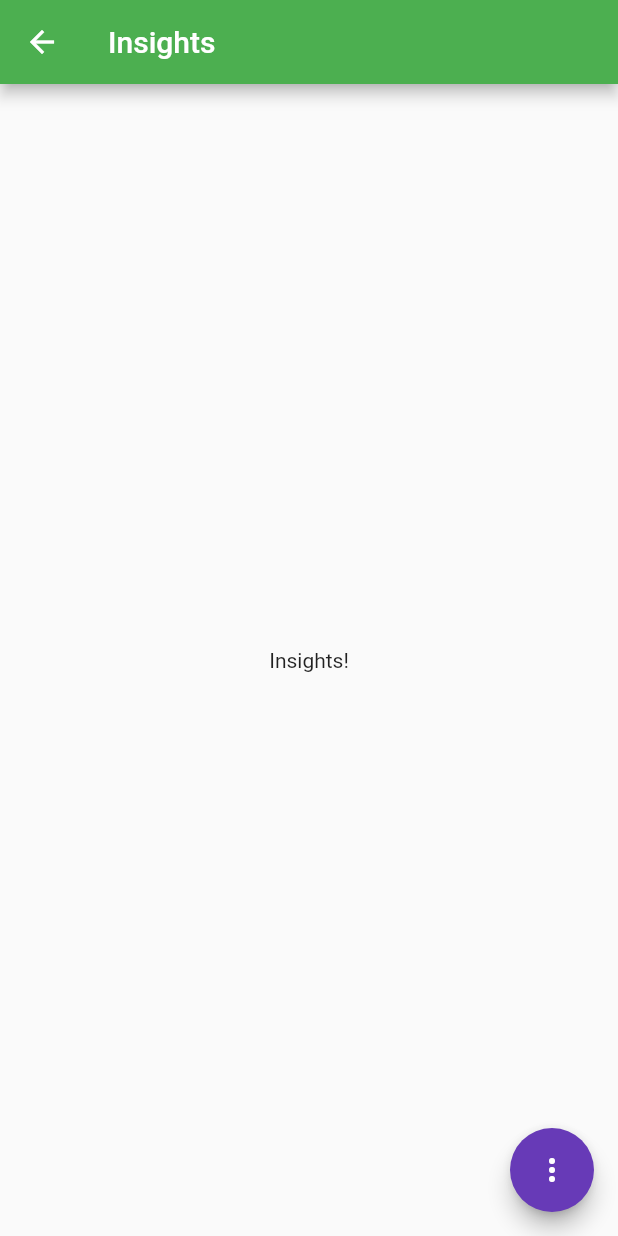
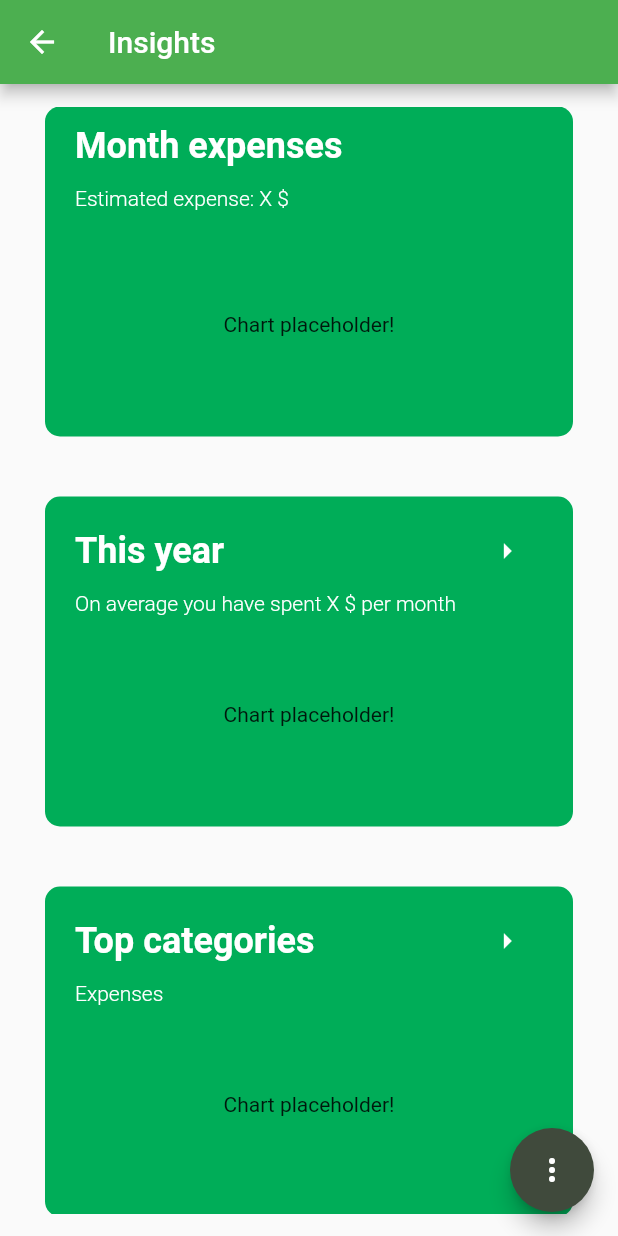
Before and after one commit to Denismr7/spending_planner, a Flutter app: the InsightsScreen screen opened by its route, on a phone screen of 412 x 824 dp. Run offline on Flutter 3.47's test engine with Material 2 defaults, Android fonts, the phone set to English and light mode, and no system bars; our stand-ins replace cloud_firestore, firebase_auth, firebase_core; accounts and stored records are empty.

Commit message:
Insights list, card basic design and minor optimizations

```diff
--- a/lib/main.dart
+++ b/lib/main.dart
@@ -98,7 +98,8 @@ class _MyAppState extends State<MyApp> {
               title: 'Spending Planner',
               theme: ThemeData(
                 primarySwatch: Colors.green,
-                accentColor: Colors.deepPurple,
+                accentColor: const Color.fromRGBO(64, 74, 60, 1),
+                cardColor: const Color.fromRGBO(0, 173, 88, 1),
               ),
               home: _buildHome(snapshot),
               routes: {
--- a/lib/screens/insights_screen.dart
+++ b/lib/screens/insights_screen.dart
@@ -4,6 +4,7 @@ import 'overview.dart';
 import 'settings.dart';
 import '../widgets/action_button.dart';
 import '../widgets/expandable_fab.dart';
+import '../widgets/insights_list.dart';
 
 class InsightsScreen extends StatelessWidget {
   static const routeName = '/insights';
@@ -15,9 +16,7 @@ class InsightsScreen extends StatelessWidget {
       appBar: AppBar(
         title: const Text('Insights'),
       ),
-      body: Center(
-        child: Text('Insights!'),
-      ),
+      body: InsightsList(),
       floatingActionButton: ExpandableFab(
         distance: 90.0,
         initialOpen: false,
--- a/lib/screens/overview.dart
+++ b/lib/screens/overview.dart
@@ -49,7 +49,9 @@ class _OverviewScreenState extends State<OverviewScreen> {
   void _showAddTransactionMBS(BuildContext context) {
     showModalBottomSheet(
       shape: const RoundedRectangleBorder(
-        borderRadius: const BorderRadius.vertical(top: Radius.circular(8)),
+        borderRadius: const BorderRadius.vertical(
+          top: const Radius.circular(8),
+        ),
       ),
       isScrollControlled: true,
       context: context,
--- a/lib/widgets/add_transaction.dart
+++ b/lib/widgets/add_transaction.dart
@@ -141,7 +141,7 @@ class _AddTransactionState extends State<AddTransaction> {
                   style: ElevatedButton.styleFrom(
                     shape: const RoundedRectangleBorder(
                       borderRadius: const BorderRadius.all(
-                        Radius.circular(10),
+                        const Radius.circular(10),
                       ),
                     ),
                   ),
--- a/lib/widgets/categories_edit.dart
+++ b/lib/widgets/categories_edit.dart
@@ -34,7 +34,8 @@ class _CategoriesEditState extends State<CategoriesEdit> {
         .indexWhere((category) => category.id == selectedCategory?.id);
     await showModalBottomSheet(
       shape: const RoundedRectangleBorder(
-        borderRadius: const BorderRadius.vertical(top: Radius.circular(8)),
+        borderRadius:
+            const BorderRadius.vertical(top: const Radius.circular(8)),
       ),
       isScrollControlled: true,
       context: context,
--- /dev/null
+++ b/lib/widgets/insight_card.dart
@@ -0,0 +1,73 @@
+import 'package:flutter/material.dart';
+
+class InsightCard extends StatelessWidget {
+  const InsightCard({
+    Key? key,
+    required this.title,
+    required this.isExpandable,
+    this.subtitle,
+  }) : super(key: key);
+
+  final String title;
+  final String? subtitle;
+  final bool isExpandable;
+  // TODO: Include chart-related data
+
+  @override
+  Widget build(BuildContext context) {
+    return Container(
+      height: 220,
+      width: 350,
+      decoration: BoxDecoration(
+        borderRadius: const BorderRadius.all(
+          const Radius.circular(10),
+        ),
+        color: Theme.of(context).cardColor,
+      ),
+      margin: const EdgeInsets.only(bottom: 40),
+      child: Padding(
+        padding: const EdgeInsets.symmetric(horizontal: 20, vertical: 12),
+        child: Column(
+          crossAxisAlignment: CrossAxisAlignment.start,
+          mainAxisAlignment: MainAxisAlignment.spaceBetween,
+          children: [
+            Row(
+              mainAxisAlignment: MainAxisAlignment.spaceBetween,
+              children: [
+                Text(
+                  title,
+                  style: const TextStyle(
+                    fontSize: 24,
+                    fontWeight: FontWeight.w600,
+                    color: Colors.white,
+                  ),
+                ),
+                if (isExpandable)
+                  IconButton(
+                    onPressed: () {},
+                    icon: const Icon(Icons.arrow_right),
+                    color: Colors.white,
+                  ),
+              ],
+            ),
+            if (subtitle != null)
+              Text(
+                subtitle!,
+                style: const TextStyle(
+                  fontSize: 14,
+                  fontWeight: FontWeight.w300,
+                  color: Colors.white,
+                ),
+              ),
+            Container(
+              height: 125,
+              child: Center(
+                child: Text('Chart placeholder!'),
+              ),
+            ),
+          ],
+        ),
+      ),
+    );
+  }
+}
--- /dev/null
+++ b/lib/widgets/insights_list.dart
@@ -0,0 +1,33 @@
+import 'package:flutter/material.dart';
+
+import 'insight_card.dart';
+
+class InsightsList extends StatelessWidget {
+  const InsightsList();
+
+  @override
+  Widget build(BuildContext context) {
+    return Padding(
+      padding: const EdgeInsets.symmetric(horizontal: 30, vertical: 15),
+      child: ListView(
+        children: [
+          InsightCard(
+            title: 'Month expenses',
+            subtitle: 'Estimated expense: X \$',
+            isExpandable: false,
+          ),
+          InsightCard(
+            title: 'This year',
+            subtitle: 'On average you have spent X \$ per month',
+            isExpandable: true,
+          ),
+          InsightCard(
+            title: 'Top categories',
+            subtitle: 'Expenses',
+            isExpandable: true,
+          ),
+        ],
+      ),
+    );
+  }
+}
--- a/lib/widgets/modal_bottom_sheet_input.dart
+++ b/lib/widgets/modal_bottom_sheet_input.dart
@@ -81,7 +81,7 @@ class _ModalBottomSheetInputState extends State<ModalBottomSheetInput> {
         labelText: widget.labelText,
         border: OutlineInputBorder(
           borderRadius: const BorderRadius.all(
-            Radius.circular(10),
+            const Radius.circular(10),
           ),
         ),
       ),
--- a/lib/widgets/rounded_button.dart
+++ b/lib/widgets/rounded_button.dart
@@ -23,7 +23,9 @@ class RoundedButton extends StatelessWidget {
               child: Text(buttonText),
               style: ElevatedButton.styleFrom(
                 shape: RoundedRectangleBorder(
-                  borderRadius: BorderRadius.circular(30),
+                  borderRadius: const BorderRadius.all(
+                    const Radius.circular(30),
+                  ),
                 ),
                 textStyle: const TextStyle(
                   fontSize: 20,
@@ -36,7 +38,9 @@ class RoundedButton extends StatelessWidget {
               child: Text(buttonText),
               style: OutlinedButton.styleFrom(
                 shape: RoundedRectangleBorder(
-                  borderRadius: BorderRadius.circular(30),
+                  borderRadius: const BorderRadius.all(
+                    const Radius.circular(30),
+                  ),
                 ),
                 textStyle: const TextStyle(
                   fontSize: 20,
--- a/lib/widgets/rounded_form_field.dart
+++ b/lib/widgets/rounded_form_field.dart
@@ -65,10 +65,14 @@ class _RoundedFormFieldState extends State<RoundedFormField> {
           fontSize: 20,
         ),
         border: const OutlineInputBorder(
-          borderRadius: const BorderRadius.all(Radius.circular(30)),
+          borderRadius: const BorderRadius.all(
+            const Radius.circular(30),
+          ),
         ),
         enabledBorder: const OutlineInputBorder(
-          borderRadius: const BorderRadius.all(Radius.circular(30)),
+          borderRadius: const BorderRadius.all(
+            const Radius.circular(30),
+          ),
           borderSide: const BorderSide(
             width: 2.0,
             color: const Color.fromARGB(50, 28, 28, 28),
--- a/lib/widgets/select_field.dart
+++ b/lib/widgets/select_field.dart
@@ -55,7 +55,9 @@ class _SelectFieldState extends State<SelectField> {
       padding: const EdgeInsets.symmetric(horizontal: 10),
       decoration: BoxDecoration(
         border: Border.all(color: Colors.black26),
-        borderRadius: const BorderRadius.all(Radius.circular(10)),
+        borderRadius: const BorderRadius.all(
+          const Radius.circular(10),
+        ),
       ),
       child: DropdownButton(
         items: _buildDropdownItems(widget.items),
--- a/lib/widgets/transaction_item.dart
+++ b/lib/widgets/transaction_item.dart
@@ -37,7 +37,9 @@ class TransactionItem extends StatelessWidget {
       onLongPress: () {
         showModalBottomSheet(
           shape: const RoundedRectangleBorder(
-            borderRadius: const BorderRadius.vertical(top: Radius.circular(8)),
+            borderRadius: const BorderRadius.vertical(
+              top: const Radius.circular(8),
+            ),
           ),
           context: context,
           builder: (ctx) => TransactionOptionsSheet(id),
```
